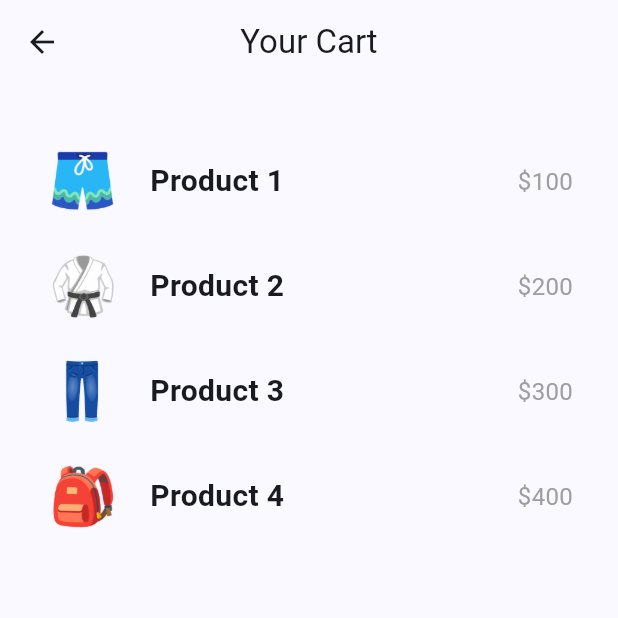
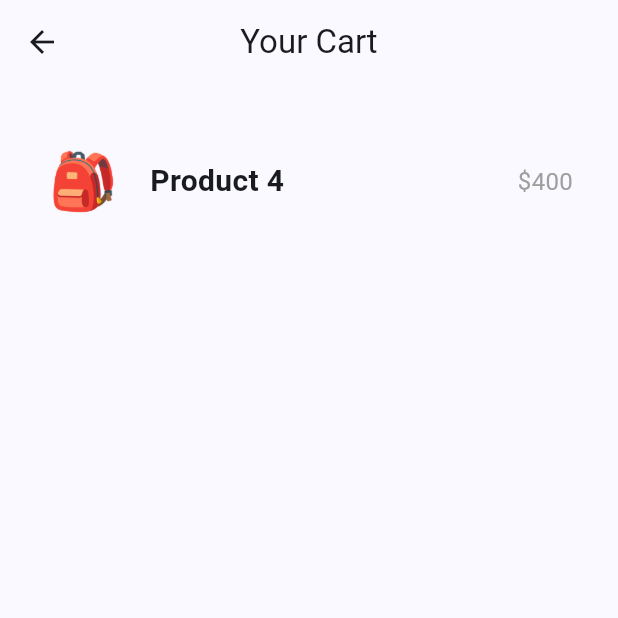
Before and after one commit to msk1523/riverpod_practice, a Flutter app: the screen it shows after launch, after a tap on the "shopping bag" icon, on a phone screen of 412 x 824 dp, the top half of it. Run offline on Flutter 3.47's test engine with Material 3 defaults, Android fonts, the phone set to English and light mode, and no system bars; our stand-ins replace flutter_riverpod, riverpod_annotation; generated files the repository leaves out were written again.

Commit message:
Learning Riverpod -4

```diff
--- /dev/null
+++ b/lib/providers/cart_provider.dart
@@ -0,0 +1,22 @@
+import 'package:flutter_riverpod/flutter_riverpod.dart';
+import 'package:riverpod_files/models/product.dart';
+
+class CartNotifier extends Notifier<Set<Product>> {
+  // initial value
+  @override
+  Set<Product> build() {
+    return const {
+      Product(
+          id: '4',
+          title: 'Product 4',
+          price: 400,
+          image: 'assets/products/backpack.png')
+    };
+  }
+
+  // methods to update state
+}
+
+final cartNotifierProvider = NotifierProvider<CartNotifier, Set<Product>>(() {
+  return CartNotifier();
+});
--- a/lib/screens/cart/cart_screen.dart
+++ b/lib/screens/cart/cart_screen.dart
@@ -1,6 +1,7 @@
 import 'package:flutter/material.dart';
 import 'package:flutter_riverpod/flutter_riverpod.dart';
-import 'package:riverpod_files/providers/products_provider.dart';
+import 'package:riverpod_files/providers/cart_provider.dart';
+// import 'package:riverpod_files/providers/products_provider.dart';
 
 class CartScreen extends ConsumerStatefulWidget {
   const CartScreen({super.key});
@@ -14,7 +15,7 @@ class _CartScreenState extends ConsumerState<CartScreen> {
 
   @override
   Widget build(BuildContext context) {
-    final cartProducts = ref.watch(reducedProductsProvider);
+    final cartProducts = ref.watch(cartNotifierProvider);
     return Scaffold(
       appBar: AppBar(
         title: const Text('Your Cart'),
--- a/lib/screens/home/home_screen.dart
+++ b/lib/screens/home/home_screen.dart
@@ -2,6 +2,7 @@ import 'package:flutter/material.dart';
 import 'package:flutter_riverpod/flutter_riverpod.dart';
 import 'package:riverpod_files/shared/cart_icon.dart';
 import 'package:riverpod_files/providers/products_provider.dart';
+import 'package:riverpod_files/providers/cart_provider.dart';
 
 class HomeScreen extends ConsumerWidget {
   //for stateful widget use ConsumerStatefulWidget
@@ -13,6 +14,7 @@ class HomeScreen extends ConsumerWidget {
     // 'watch' provider data for changes
     //If the data changes, it forces the build mwthod to re-run to make the changes
     final allProduct = ref.watch(productsProvider);
+    final cartProducts = ref.watch(cartNotifierProvider);
 
     return Scaffold(
       appBar: AppBar(
@@ -54,6 +56,11 @@ class HomeScreen extends ConsumerWidget {
                       color: Colors.grey,
                     ),
                   ),
+                  if (cartProducts.contains(allProduct[index]))
+                    TextButton(onPressed: () {}, child: const Text('Remove')),
+                  if (!cartProducts.contains(allProduct[index]))
+                    TextButton(
+                        onPressed: () {}, child: const Text('Add to Cart')),
                 ],
               ),
             );
```
